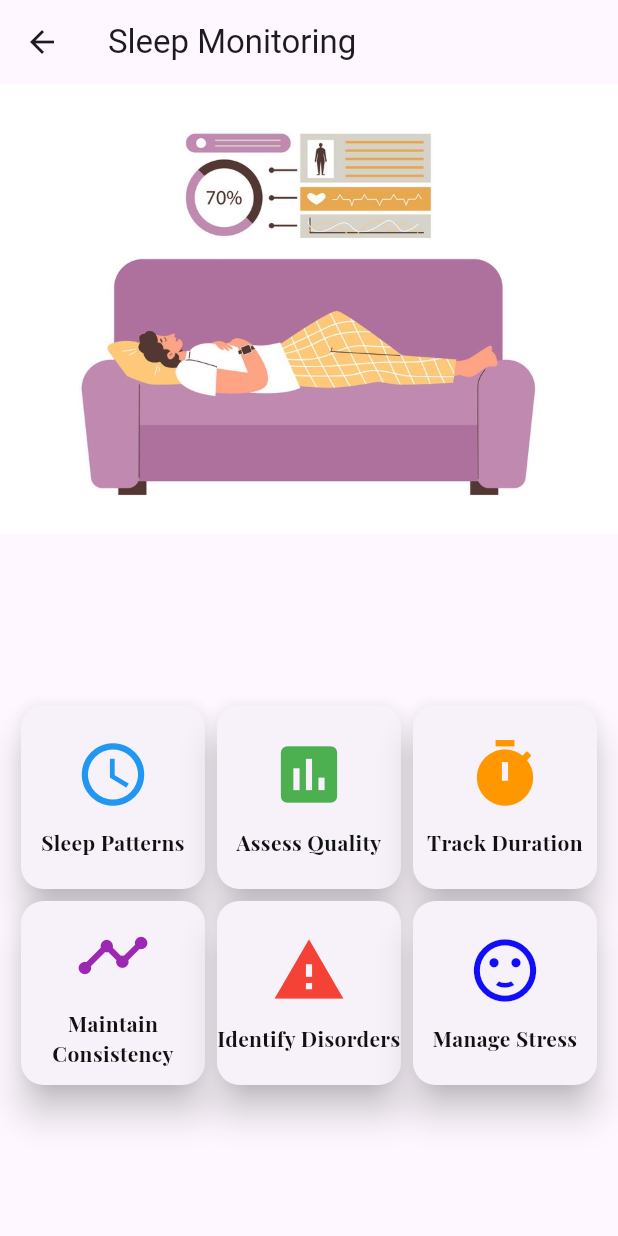
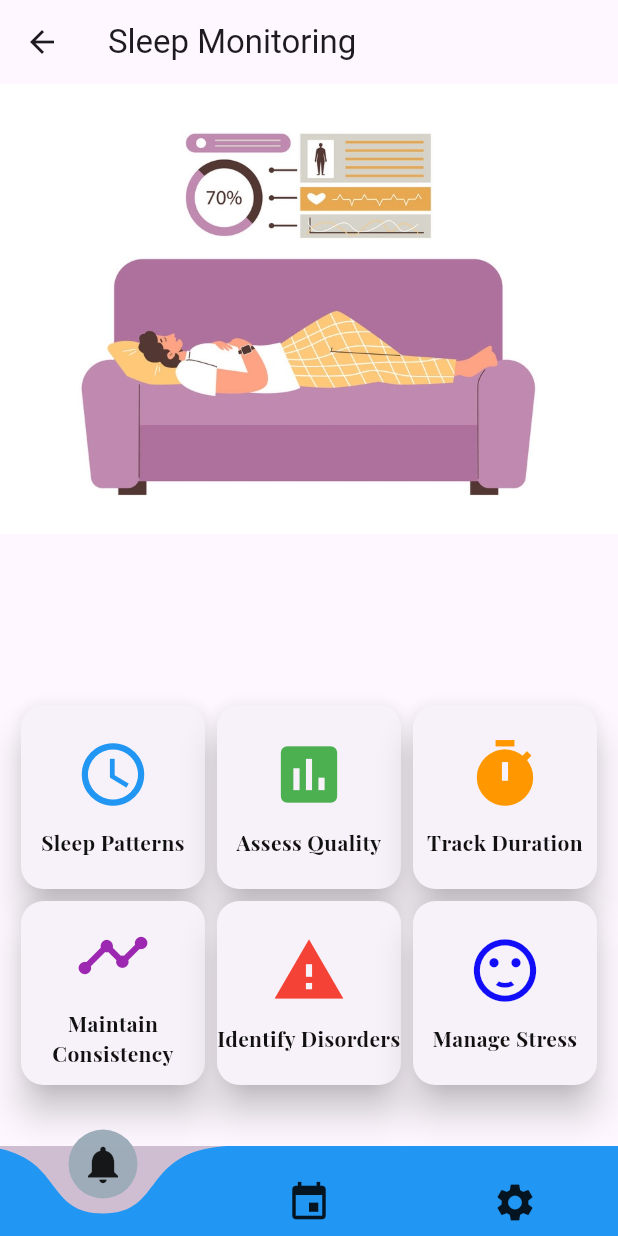
Before and after one commit to sahan365/ComputingGroupProject, a Flutter app: the SleepMonitoringPage screen opened directly, on a phone screen of 412 x 824 dp. Run offline on Flutter 3.47's test engine with Material 3 defaults, Android fonts, the phone set to English and light mode, and no system bars; drawn by our look-alikes of curved_navigation_bar; our stand-ins replace carousel_slider, firebase_auth, firebase_core, table_calendar; accounts and stored records are empty.

Commit message:
Update sleepmonitoring_page.dart

```diff
--- a/flutter_application12/lib/sleepmonitoring_page.dart
+++ b/flutter_application12/lib/sleepmonitoring_page.dart
@@ -1,4 +1,8 @@
+import 'package:curved_navigation_bar/curved_navigation_bar.dart';
 import 'package:flutter/material.dart';
+import 'package:flutter_application12/calendar_page.dart';
+import 'package:flutter_application12/healthreminders_page.dart';
+import 'package:flutter_application12/settings_page.dart';
 
 class SleepMonitoringPage extends StatelessWidget {
   @override
@@ -46,6 +50,38 @@ class SleepMonitoringPage extends StatelessWidget {
           ],
         ),
       ),
+      bottomNavigationBar: CurvedNavigationBar(
+        // Replace BottomAppBar with CurvedNavigationBar
+        backgroundColor:
+            Color.fromARGB(255, 207, 190, 210), // Change bottom app bar color
+        color: Colors.blue, // Change the background color of the bar items
+        buttonBackgroundColor: const Color.fromARGB(
+            251, 157, 172, 185), // Change the background color of the buttons
+        height: 60, // Adjust the height of the bar
+        items: const <Widget>[
+          Icon(Icons.notifications, size: 30),
+          Icon(Icons.event, size: 30),
+          Icon(Icons.settings, size: 30),
+        ],
+        onTap: (index) {
+          if (index == 0) {
+            Navigator.push(
+              context,
+              MaterialPageRoute(builder: (context) => HealthRemindersPage()),
+            ); // Navigate to Notifications Page
+          } else if (index == 1) {
+            Navigator.push(
+              context,
+              MaterialPageRoute(builder: (context) => CalendarPage()),
+            ); // Navigate to Calender Page
+          } else if (index == 2) {
+            Navigator.push(
+              context,
+              MaterialPageRoute(builder: (context) => SettingsPage()),
+            ); // Navigate to Settings Page
+          }
+        },
+      ),
     );
   }
 
```
